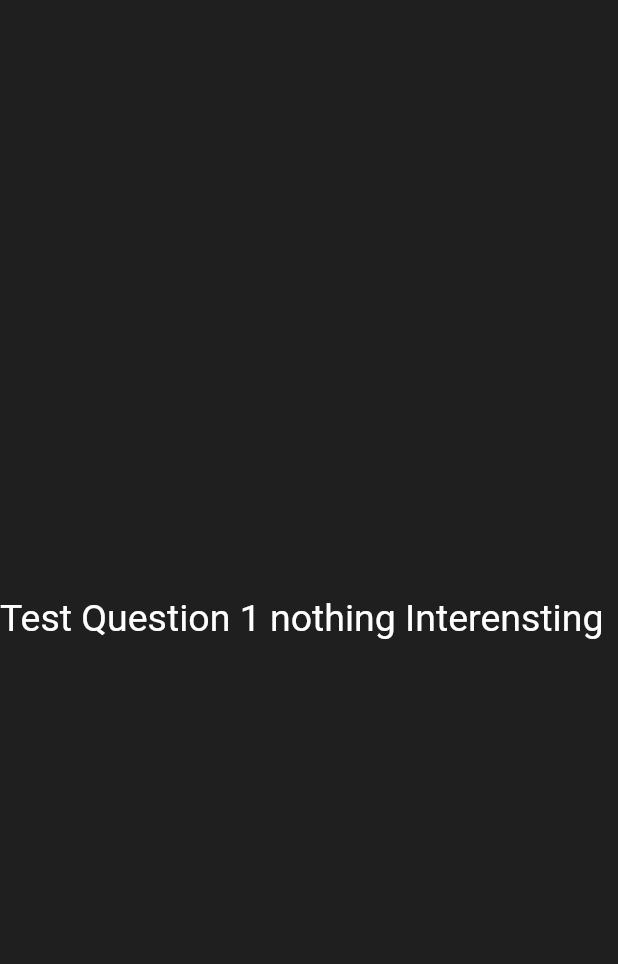
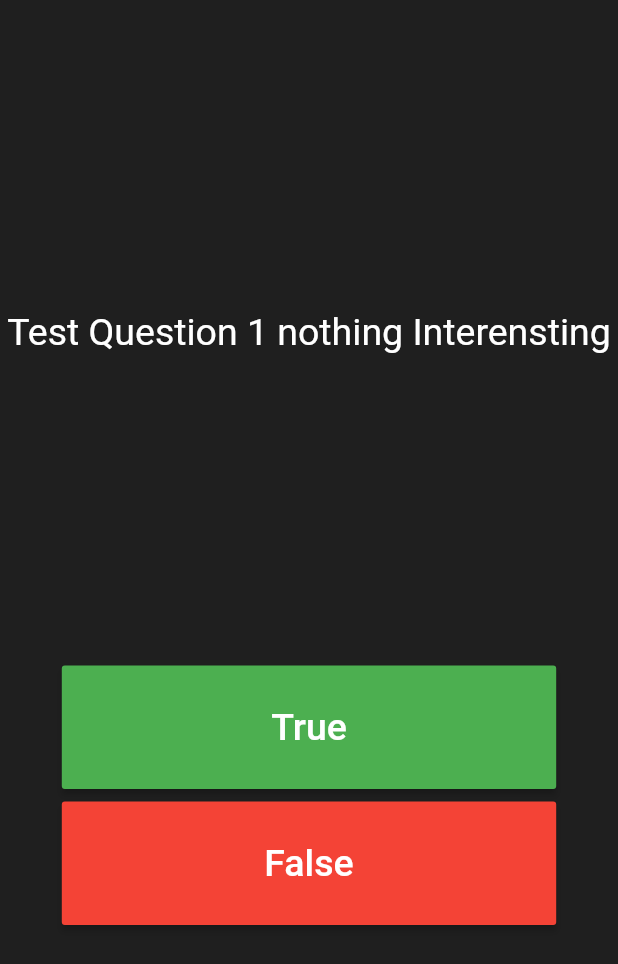
Before and after one commit to wanjohimiriam/Frivia-App, a Flutter app: the screen it shows after launch, on a phone screen of 412 x 824 dp. Shown: the top 964 px of the screen. Run offline on Flutter 3.47's test engine with Material 2 defaults, Android fonts, the light colour scheme and no system bars; Roboto replaces fonts that are missing (ArchitectsDaughters).

Commit message:
UI material Buttons

```diff
--- a/lib/main.dart
+++ b/lib/main.dart
@@ -14,6 +14,7 @@ class MyApp extends StatelessWidget {
   @override
   Widget build(BuildContext context) {
     return MaterialApp(
+      debugShowCheckedModeBanner: false,
       title: 'Flutter Demo',
       theme: ThemeData(
           fontFamily: "ArchitectsDaughters",
--- a/lib/pages/game_page.dart
+++ b/lib/pages/game_page.dart
@@ -2,11 +2,21 @@
 
 import 'package:flutter/material.dart';
 
-class GamePage extends StatelessWidget {
+class GamePage extends StatefulWidget {
+
   const GamePage({super.key});
 
   @override
+  State<GamePage> createState() => _GamePageState();
+}
+
+class _GamePageState extends State<GamePage> {
+  double? _devWidth, _devHeight;
+
+  @override
   Widget build(BuildContext context) {
+    _devHeight= MediaQuery.of(context).size.height;
+    _devWidth= MediaQuery.of(context).size.width;
     return _Good_UI();
   }
 
@@ -26,17 +36,56 @@ class GamePage extends StatelessWidget {
       crossAxisAlignment: CrossAxisAlignment.center,
       children: [
         _textUI(),
+        Column(
+          children: [
+            _trueButton(),
+            SizedBox(
+              height: _devHeight! *0.01,
+            ),
+            _falseButton(),
+          ],
+        )
       ],
     );
   }
+
   Widget _textUI() {
-    return Text(
-      "Test Question 1 nothing Interensting",
-      style: TextStyle(
-        color: Colors.white,
-        fontSize: 25,
-        fontWeight: FontWeight.w400
+    return Center(
+      child: Text(
+        "Test Question 1 nothing Interensting",
+        style: TextStyle(
+          color: Colors.white,
+          fontSize: 25,
+          fontWeight: FontWeight.w400
+        ),
       ),
     );
   }
+
+  Widget _trueButton(){
+    return MaterialButton(
+      onPressed: (){},
+      color: Colors.green,
+      minWidth: _devWidth! * 0.80,
+      height: _devHeight! *0.10,
+      child: Text("True",
+      style: TextStyle(
+        color: Colors.white,
+        fontSize: 25
+      ),),
+      );
+  }
+  Widget _falseButton(){
+    return MaterialButton(
+      onPressed: (){},
+      color: Colors.red,
+      minWidth: _devWidth! * 0.80,
+      height: _devHeight! *0.10,
+      child: Text("False",
+      style: TextStyle(
+        color: Colors.white,
+        fontSize: 25
+      ),),
+      );
+  }
 }
```
